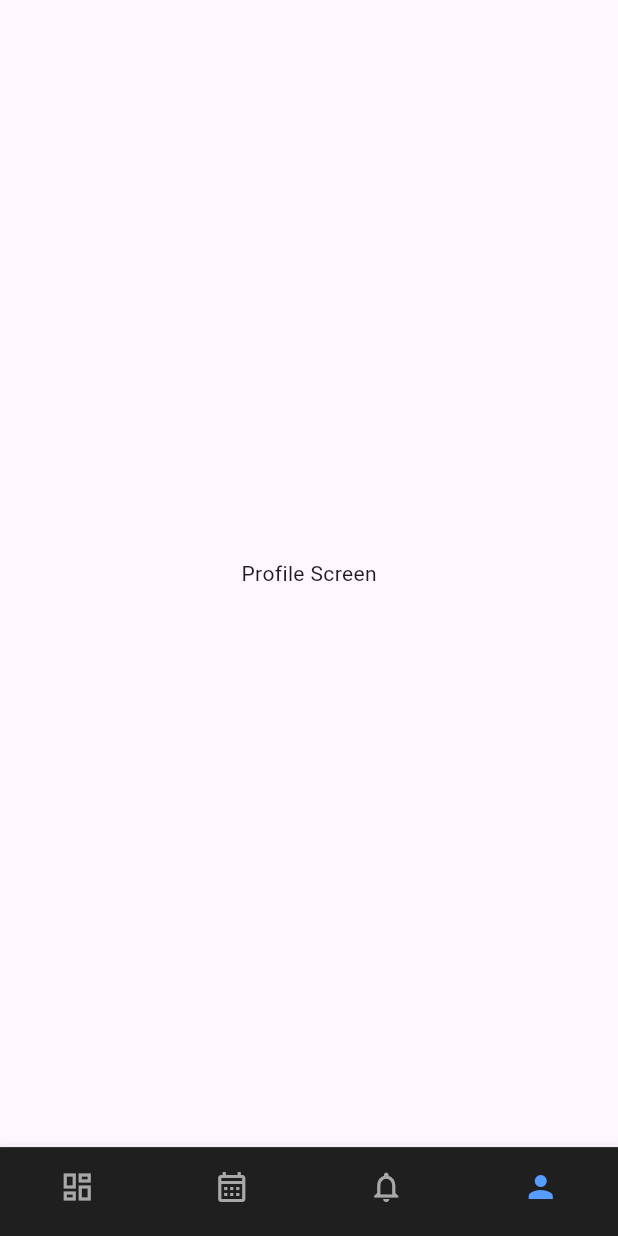
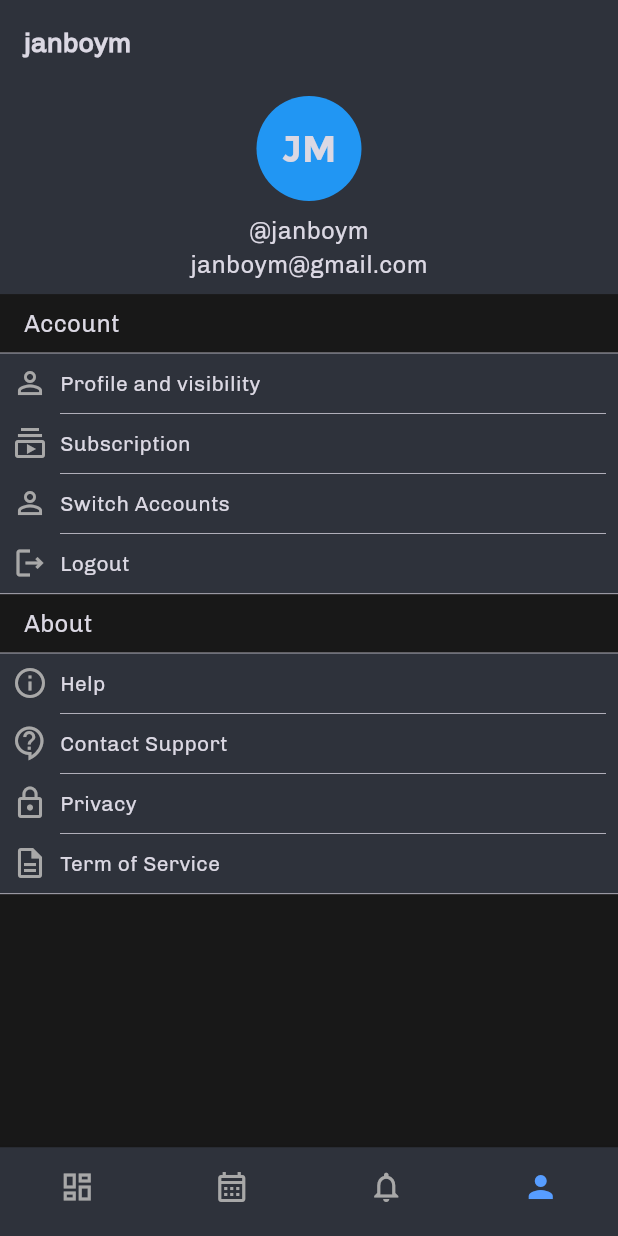
Before and after one commit to repsajanboy/task-management-app, a Flutter app: the screen it shows after launch, item 4 of the bottom bar chosen, on a phone screen of 412 x 824 dp. Run offline on Flutter 3.47's test engine with Material 3 defaults, Android fonts, the phone set to English and light mode, and no system bars; our stand-ins replace cloud_firestore, equatable, firebase_core, flutter_bloc, shimmer; accounts and stored records are empty.

Commit message:
Profile screen initial design with placeholder buttons

```diff
--- a/lib/presentation/board_screen/bloc/board_screen_bloc.dart
+++ b/lib/presentation/board_screen/bloc/board_screen_bloc.dart
@@ -135,7 +135,6 @@ class BoardScreenBloc extends Bloc<BoardScreenEvent, BoardScreenState> {
     cards.insert(event.newIndex!, card);
 
     statuses[event.oldListIndex!].cards = cards;
-
     emit(state.copyWith(statuses: statuses, cards: cards));
     if (event.isGreater!) {
       for (int i = event.newIndex!;
--- a/lib/presentation/profile/view/profile_screen.dart
+++ b/lib/presentation/profile/view/profile_screen.dart
@@ -1,13 +1,76 @@
 import 'package:flutter/material.dart';
+import 'package:task_management_app/presentation/profile/view/widgets/about_section_widget.dart';
+import 'package:task_management_app/presentation/profile/view/widgets/account_section_widget.dart';
+import 'package:task_management_app/styles/colors.dart';
 
 class ProfileScreen extends StatelessWidget {
   const ProfileScreen({super.key});
 
   @override
   Widget build(BuildContext context) {
-    return const Scaffold(
-      body: Center(
-        child: Text("Profile Screen"),
+    return Scaffold(
+      backgroundColor: AppColors.background,
+      appBar: AppBar(
+        backgroundColor: AppColors.lightBlack,
+        title: const Text(
+          'janboym',
+          style: TextStyle(
+            fontFamily: 'Chivo',
+            color: AppColors.mainTextColor,
+            fontSize: 18.0,
+            fontWeight: FontWeight.w700,
+          ),
+        ),
+      ),
+      body: SingleChildScrollView(
+        child: Column(
+          crossAxisAlignment: CrossAxisAlignment.start,
+          children: [
+            Container(
+              height: MediaQuery.of(context).size.height * .17,
+              width: double.infinity,
+              color: AppColors.lightBlack,
+              child: const Padding(
+                padding: EdgeInsets.only(top: 8.0),
+                child: Column(
+                  children: [
+                    CircleAvatar(
+                      radius: 35,
+                      backgroundColor: Colors.blue,
+                      child: Text(
+                        "JM",
+                        style: TextStyle(
+                            fontFamily: 'Montserrat',
+                            fontSize: 24.0,
+                            color: AppColors.mainTextColor,
+                            fontWeight: FontWeight.bold),
+                      ),
+                    ),
+                    SizedBox(height: 8.0),
+                    Text(
+                      '@janboym',
+                      style: TextStyle(
+                        fontFamily: 'Chivo',
+                        color: AppColors.mainTextColor,
+                        fontSize: 16.0,
+                      ),
+                    ),
+                    Text(
+                      'janboym@gmail.com',
+                      style: TextStyle(
+                        fontFamily: 'Chivo',
+                        color: AppColors.mainTextColor,
+                        fontSize: 16.0,
+                      ),
+                    ),
+                  ],
+                ),
+              ),
+            ),
+            accountSection(),
+            aboutSection(),
+          ],
+        ),
       ),
     );
   }
--- /dev/null
+++ b/lib/presentation/profile/view/widgets/about_section_widget.dart
@@ -0,0 +1,115 @@
+import 'package:flutter/material.dart';
+import 'package:task_management_app/styles/colors.dart';
+
+Widget aboutSection() {
+  return Column(
+    crossAxisAlignment: CrossAxisAlignment.start,
+    mainAxisAlignment: MainAxisAlignment.start,
+    children: [
+      const Padding(
+        padding: EdgeInsets.symmetric(horizontal: 16.0, vertical: 8.0),
+        child: Text(
+          'About',
+          style: TextStyle(
+            fontFamily: "Chivo",
+            fontSize: 16.0,
+            color: AppColors.mainTextColor,
+          ),
+        ),
+      ),
+      Container(
+        padding: const EdgeInsets.all(8.0),
+        decoration: const BoxDecoration(
+          color: AppColors.lightBlack,
+          border: Border(
+            bottom: BorderSide(color: AppColors.mainBorderColor, width: .5),
+            top: BorderSide(color: AppColors.mainBorderColor, width: .5),
+          ),
+        ),
+        child: const Column(
+          children: [
+            Row(
+              children: [
+                Icon(
+                  Icons.info_outline,
+                  color: AppColors.iconGreyColor,
+                ),
+                SizedBox(width: 8.0),
+                Text(
+                  'Help',
+                  style: TextStyle(
+                    fontFamily: "Chivo",
+                    color: AppColors.mainTextColor,
+                  ),
+                ),
+              ],
+            ),
+            Divider(
+              color: AppColors.mainBorderColor,
+              indent: 32.0,
+              thickness: .5,
+            ),
+            Row(
+              children: [
+                Icon(
+                  Icons.contact_support_outlined,
+                  color: AppColors.iconGreyColor,
+                ),
+                SizedBox(width: 8.0),
+                Text(
+                  'Contact Support',
+                  style: TextStyle(
+                    fontFamily: "Chivo",
+                    color: AppColors.mainTextColor,
+                  ),
+                ),
+              ],
+            ),
+            Divider(
+              color: AppColors.mainBorderColor,
+              indent: 32.0,
+              thickness: .5,
+            ),
+            Row(
+              children: [
+                Icon(
+                  Icons.lock_outline,
+                  color: AppColors.iconGreyColor,
+                ),
+                SizedBox(width: 8.0),
+                Text(
+                  'Privacy',
+                  style: TextStyle(
+                    fontFamily: "Chivo",
+                    color: AppColors.mainTextColor,
+                  ),
+                ),
+              ],
+            ),
+            Divider(
+              color: AppColors.mainBorderColor,
+              indent: 32.0,
+              thickness: .5,
+            ),
+            Row(
+              children: [
+                Icon(
+                  Icons.description_outlined,
+                  color: AppColors.iconGreyColor,
+                ),
+                SizedBox(width: 8.0),
+                Text(
+                  'Term of Service',
+                  style: TextStyle(
+                    fontFamily: "Chivo",
+                    color: AppColors.mainTextColor,
+                  ),
+                ),
+              ],
+            ),
+          ],
+        ),
+      ),
+    ],
+  );
+}
--- /dev/null
+++ b/lib/presentation/profile/view/widgets/account_section_widget.dart
@@ -0,0 +1,115 @@
+import 'package:flutter/material.dart';
+import 'package:task_management_app/styles/colors.dart';
+
+Widget accountSection() {
+  return Column(
+    crossAxisAlignment: CrossAxisAlignment.start,
+    mainAxisAlignment: MainAxisAlignment.start,
+    children: [
+      const Padding(
+        padding: EdgeInsets.symmetric(horizontal: 16.0, vertical: 8.0),
+        child: Text(
+          'Account',
+          style: TextStyle(
+            fontFamily: "Chivo",
+            fontSize: 16.0,
+            color: AppColors.mainTextColor,
+          ),
+        ),
+      ),
+      Container(
+        padding: const EdgeInsets.all(8.0),
+        decoration: const BoxDecoration(
+          color: AppColors.lightBlack,
+          border: Border(
+            bottom: BorderSide(color: AppColors.mainBorderColor, width: .5),
+            top: BorderSide(color: AppColors.mainBorderColor, width: .5),
+          ),
+        ),
+        child: const Column(
+          children: [
+            Row(
+              children: [
+                Icon(
+                  Icons.person_outline,
+                  color: AppColors.iconGreyColor,
+                ),
+                SizedBox(width: 8.0),
+                Text(
+                  'Profile and visibility',
+                  style: TextStyle(
+                    fontFamily: "Chivo",
+                    color: AppColors.mainTextColor,
+                  ),
+                ),
+              ],
+            ),
+            Divider(
+              color: AppColors.mainBorderColor,
+              indent: 32.0,
+              thickness: .5,
+            ),
+            Row(
+              children: [
+                Icon(
+                  Icons.subscriptions_outlined,
+                  color: AppColors.iconGreyColor,
+                ),
+                SizedBox(width: 8.0),
+                Text(
+                  'Subscription',
+                  style: TextStyle(
+                    fontFamily: "Chivo",
+                    color: AppColors.mainTextColor,
+                  ),
+                ),
+              ],
+            ),
+            Divider(
+              color: AppColors.mainBorderColor,
+              indent: 32.0,
+              thickness: .5,
+            ),
+            Row(
+              children: [
+                Icon(
+                  Icons.person_outline,
+                  color: AppColors.iconGreyColor,
+                ),
+                SizedBox(width: 8.0),
+                Text(
+                  'Switch Accounts',
+                  style: TextStyle(
+                    fontFamily: "Chivo",
+                    color: AppColors.mainTextColor,
+                  ),
+                ),
+              ],
+            ),
+            Divider(
+              color: AppColors.mainBorderColor,
+              indent: 32.0,
+              thickness: .5,
+            ),
+            Row(
+              children: [
+                Icon(
+                  Icons.logout_outlined,
+                  color: AppColors.iconGreyColor,
+                ),
+                SizedBox(width: 8.0),
+                Text(
+                  'Logout',
+                  style: TextStyle(
+                    fontFamily: "Chivo",
+                    color: AppColors.mainTextColor,
+                  ),
+                ),
+              ],
+            ),
+          ],
+        ),
+      ),
+    ],
+  );
+}
--- a/lib/styles/colors.dart
+++ b/lib/styles/colors.dart
@@ -2,10 +2,13 @@ import 'dart:ui';
 
 class AppColors {
   static const background = Color(0xff181818);
-  static const lightBlack = Color(0xff1f1f1f);
+  static const lightBlack = Color(0xff2e323b);
   //Bottom tab
   static const bottomNavItemColor = Color(0xffa8a8a8);
   static const bottomNavItemActiveColor = Color(0xff579DFF);
+
+  //Icons
+  static const iconGreyColor = Color(0xffa8a8a8);
 
   //Texts
   static const mainTextColor = Color(0xffDBD8E3);
```
Also changed, not shown: lib/presentation/profile/view/widgets/boards_section_widet.dart (added).
